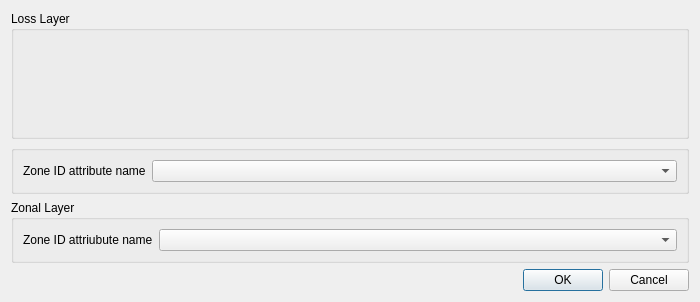
Qt form ui/ui_attribute_selection.ui (gem/oq-irmt-qgis) before a commit.
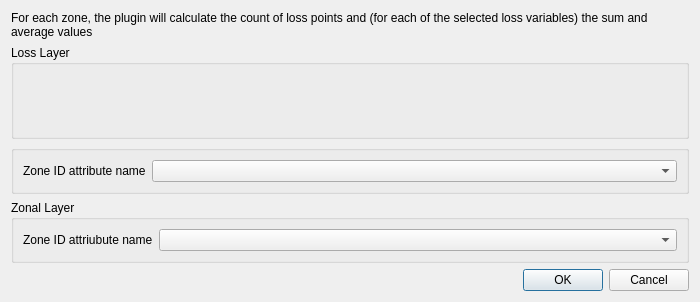
The same form after that commit. Custom widgets are drawn as their Qt base class.

Commit message: Allow selecting numeric field as zone id; add comments and notifications

Patch:
```diff
--- a/ui/ui_attribute_selection.ui
+++ b/ui/ui_attribute_selection.ui
@@ -20,6 +20,16 @@
    <bool>true</bool>
   </property>
   <layout class="QVBoxLayout" name="verticalLayout">
+   <item>
+    <widget class="QLabel" name="label">
+     <property name="text">
+      <string>For each zone, the plugin will calculate the count of loss points and (for each of the selected loss variables) the sum and average values</string>
+     </property>
+     <property name="wordWrap">
+      <bool>true</bool>
+     </property>
+    </widget>
+   </item>
    <item>
     <widget class="ListMultiSelectWidget" name="loss_attrs_multisel">
      <property name="sizePolicy">
```
Left out of the diff: 2 changed lines with no effect on the pictures. The commit also changes 2 other files.
